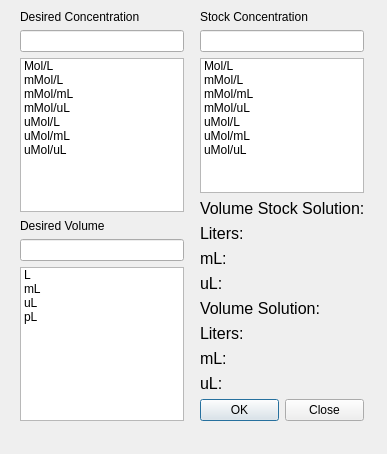
The window that dilutionSolution.ui (estsauver/DilutionSolution) describes before a commit, drawn with Qt 5.
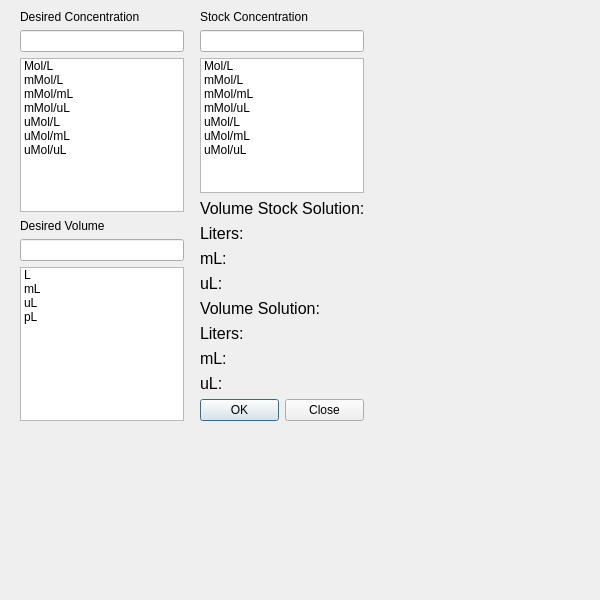
The same window after the commit.

Patch:
```diff
--- a/dilutionSolution.ui
+++ b/dilutionSolution.ui
@@ -6,12 +6,12 @@
    <rect>
     <x>0</x>
     <y>0</y>
-    <width>387</width>
-    <height>454</height>
+    <width>600</width>
+    <height>600</height>
    </rect>
   </property>
   <property name="sizePolicy">
-   <sizepolicy hsizetype="Fixed" vsizetype="Fixed">
+   <sizepolicy hsizetype="Preferred" vsizetype="Preferred">
     <horstretch>0</horstretch>
     <verstretch>0</verstretch>
    </sizepolicy>
```
